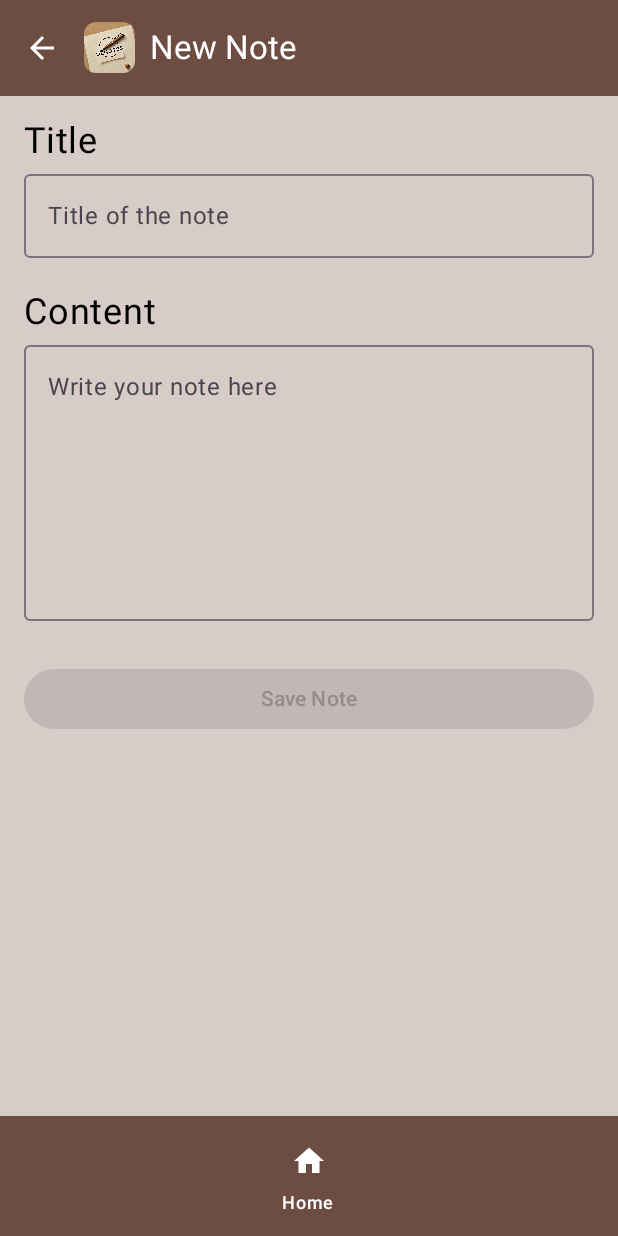
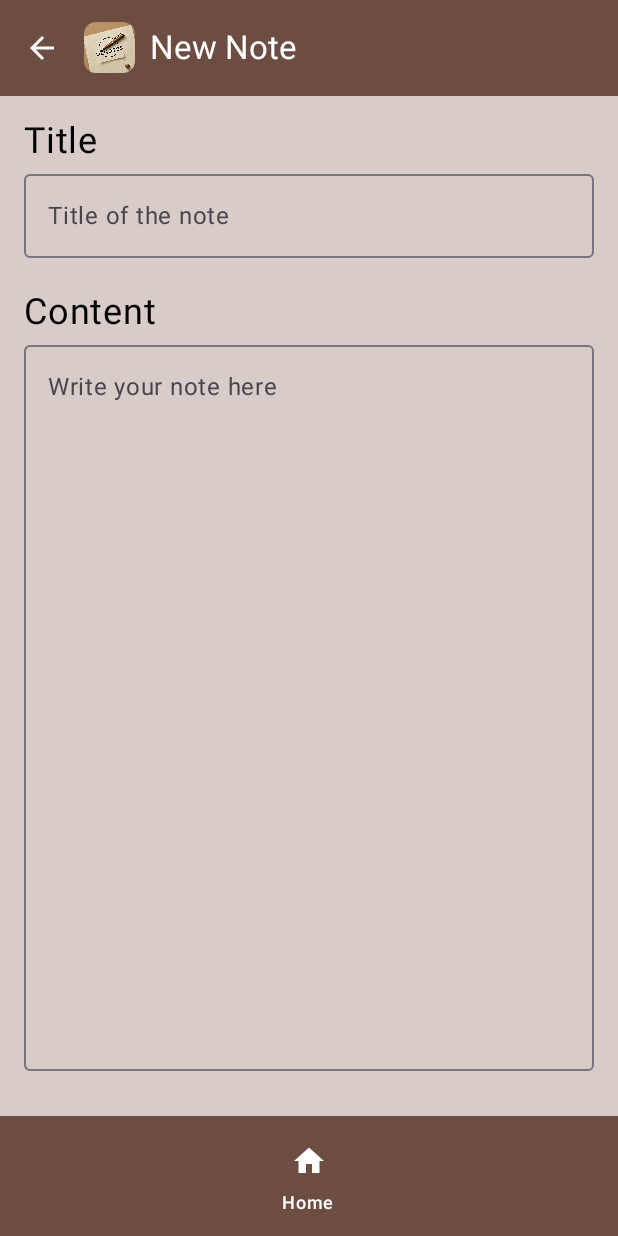
Before and after one commit to DenzelGitonga007/Learning-Kotlin-02, an Android app built with Jetpack Compose: the screen it shows after launch (MainActivity), after a tap on "Add Note", on a phone screen of 412 x 824 dp. Run offline under Robolectric (Android 15) with nearby library versions, the phone set to English and light mode, and no system bars; our stand-ins replace Room's generated code.

Commit message:
add note working

```diff
--- a/DeNotes/app/build.gradle.kts
+++ b/DeNotes/app/build.gradle.kts
@@ -2,7 +2,7 @@ plugins {
     alias(libs.plugins.android.application)
     alias(libs.plugins.kotlin.android)
     alias(libs.plugins.kotlin.compose)
-    id("com.google.devtools.ksp") version "1.9.22-1.0.17" // ✅ Specify the KSP version
+    id("com.google.devtools.ksp") version "2.0.0-1.0.22" // Specify the KSP version
 }
 
 
@@ -30,8 +30,8 @@ android {
         }
     }
     compileOptions {
-        sourceCompatibility = JavaVersion.VERSION_1_8
-        targetCompatibility = JavaVersion.VERSION_1_8
+        sourceCompatibility = JavaVersion.VERSION_17
+        targetCompatibility = JavaVersion.VERSION_17
     }
     kotlinOptions {
         jvmTarget = "1.8"
--- /dev/null
+++ b/DeNotes/app/src/main/java/com/example/denotes/data/dao/NoteDao.kt
@@ -0,0 +1,30 @@
+package com.example.denotes.data.dao
+
+import androidx.room.Dao
+import androidx.room.Delete
+import androidx.room.Insert
+import androidx.room.OnConflictStrategy
+import androidx.room.Query
+import com.example.denotes.data.models.Note
+import kotlinx.coroutines.flow.Flow
+
+
+//Create the data access object for the db operations
+@Dao
+interface NoteDao {
+//    Insert a note into the db, and replace it if it exists
+    @Insert(onConflict = OnConflictStrategy.REPLACE)
+    suspend fun insertNote(note: Note)
+
+
+//    Delete a specific note
+    @Delete
+    suspend fun deleteNote(note: Note)
+
+//    Fetch all notes
+    @Query("SELECT * FROM notes ORDER BY timestamp DESC")
+
+    fun getAllNotes(): Flow<List<Note>> // returns  flow so UI updates in real-time
+
+
+}
--- /dev/null
+++ b/DeNotes/app/src/main/java/com/example/denotes/data/database/NoteDatabase.kt
@@ -0,0 +1,34 @@
+package com.example.denotes.data.database
+
+import android.content.Context
+import androidx.room.Database
+import androidx.room.Room
+import androidx.room.RoomDatabase
+import com.example.denotes.data.dao.NoteDao
+import com.example.denotes.data.models.Note
+
+// Defines the Room Database with Note as the only entity
+@Database(entities = [Note::class], version = 1, exportSchema = false)
+abstract class NoteDatabase : RoomDatabase() {
+
+    // Returns an instance of NoteDao
+    abstract fun noteDao(): NoteDao
+
+    companion object {
+        @Volatile
+        private var INSTANCE: NoteDatabase? = null
+
+        // Singleton pattern to ensure we only create one instance of the database
+        fun getDatabase(context: Context): NoteDatabase {
+            return INSTANCE ?: synchronized(this) {
+                val instance = Room.databaseBuilder(
+                    context.applicationContext,
+                    NoteDatabase::class.java,
+                    "note_database"
+                ).build()
+                INSTANCE = instance
+                instance
+            }
+        }
+    }
+}
--- /dev/null
+++ b/DeNotes/app/src/main/java/com/example/denotes/data/repository/NoteRepository.kt
@@ -0,0 +1,22 @@
+package com.example.denotes.data.repository
+
+import com.example.denotes.data.dao.NoteDao
+import com.example.denotes.data.models.Note
+import kotlinx.coroutines.flow.Flow
+
+// Repository to abstract data access from ViewModel
+class NoteRepository(private val noteDao: NoteDao) {
+
+    // Get all notes from the database
+    val allNotes: Flow<List<Note>> = noteDao.getAllNotes()
+
+    // Insert a new note
+    suspend fun insert(note: Note) {
+        noteDao.insertNote(note)
+    }
+
+    // Delete an existing note
+    suspend fun delete(note: Note) {
+        noteDao.deleteNote(note)
+    }
+}
--- /dev/null
+++ b/DeNotes/app/src/main/java/com/example/denotes/data/viewmodel/NoteViewModel.kt
@@ -0,0 +1,33 @@
+package com.example.denotes.ui.viewmodel
+
+import android.app.Application
+import androidx.lifecycle.AndroidViewModel
+import androidx.lifecycle.viewModelScope
+import com.example.denotes.data.database.NoteDatabase
+import com.example.denotes.data.models.Note
+import com.example.denotes.data.repository.NoteRepository
+import kotlinx.coroutines.launch
+import kotlinx.coroutines.flow.Flow
+
+// ViewModel to handle UI logic and interact with Room Database
+class NoteViewModel(application: Application) : AndroidViewModel(application) {
+
+    private val repository: NoteRepository
+    val allNotes: Flow<List<Note>> // Live list of notes
+
+    init {
+        val noteDao = NoteDatabase.getDatabase(application).noteDao()
+        repository = NoteRepository(noteDao)
+        allNotes = repository.allNotes
+    }
+
+    // Function to add a new note
+    fun insert(note: Note) = viewModelScope.launch {
+        repository.insert(note)
+    }
+
+    // Function to delete a note
+    fun delete(note: Note) = viewModelScope.launch {
+        repository.delete(note)
+    }
+}
--- a/DeNotes/app/src/main/java/com/example/denotes/ui/theme/screens/AddNoteScreen.kt
+++ b/DeNotes/app/src/main/java/com/example/denotes/ui/theme/screens/AddNoteScreen.kt
@@ -1,28 +1,27 @@
 package com.example.denotes.ui.theme.screens
 
 import androidx.compose.foundation.layout.*
-import androidx.compose.foundation.text.BasicTextField
 import androidx.compose.foundation.text.KeyboardActions
 import androidx.compose.foundation.text.KeyboardOptions
 import androidx.compose.material3.*
 import androidx.compose.runtime.*
 import androidx.compose.ui.Modifier
-import androidx.compose.ui.graphics.Color
-import androidx.compose.ui.text.TextStyle
 import androidx.compose.ui.text.input.ImeAction
 import androidx.compose.ui.tooling.preview.Preview
 import androidx.compose.ui.unit.dp
 import androidx.compose.ui.unit.sp
+import androidx.lifecycle.viewmodel.compose.viewModel
 import androidx.navigation.NavHostController
 import androidx.navigation.compose.rememberNavController
-import com.example.denotes.models.Note
+import com.example.denotes.data.models.Note
 import com.example.denotes.navigation.ROUTE_HOME
 import com.example.denotes.ui.theme.DeNotesTheme
 import com.example.denotes.ui.theme.common.CommonScaffold
+import com.example.denotes.ui.viewmodel.NoteViewModel
 import java.util.*
 
 @Composable
-fun AddNoteScreen(navController: NavHostController) {
+fun AddNoteScreen(navController: NavHostController, viewModel: NoteViewModel = viewModel()) {
 
     // Declare mutable states for title and content
     var title by remember { mutableStateOf("") }
@@ -73,12 +72,10 @@ fun AddNoteScreen(navController: NavHostController) {
                 value = content,
                 onValueChange = { content = it },
                 placeholder = { Text(text = "Write your note here") },
-//                textStyle = MaterialTheme.typography.bodyLarge.copy(color = Color.Black),
-                keyboardOptions = KeyboardOptions(imeAction = ImeAction.Done),
-                keyboardActions = KeyboardActions { /* Hide Keyboard */ },
+                keyboardOptions = KeyboardOptions(imeAction = ImeAction.Default), // when hit enter, it goes to the next line
                 modifier = Modifier
                     .fillMaxWidth()
-                    .height(200.dp)
+                    .height(500.dp)
                     .padding(vertical = 8.dp)
             )
 
@@ -89,11 +86,12 @@ fun AddNoteScreen(navController: NavHostController) {
                 onClick = {
                     if (title.isNotBlank() && content.isNotBlank()) {
                         val newNote = Note(
-                            id = UUID.randomUUID().toString(), // Generate a proper UUID
+                            // id will be autogenerated by room
                             title = title,
                             content = content
                         )
                         // TODO: Save the note to the database or state management
+                        viewModel.insert(Note(title = title, content = content ))
                         navController.navigate(ROUTE_HOME) // Navigate back to home after saving
                     }
                 },
--- a/DeNotes/app/src/main/java/com/example/denotes/ui/theme/screens/HomeScreen.kt
+++ b/DeNotes/app/src/main/java/com/example/denotes/ui/theme/screens/HomeScreen.kt
@@ -1,31 +1,36 @@
 package com.example.denotes.ui.theme.screens.home
 
 import androidx.compose.foundation.layout.*
+import androidx.compose.foundation.lazy.LazyColumn
 import androidx.compose.material.icons.Icons
 import androidx.compose.material.icons.filled.Add
-import androidx.compose.material3.FloatingActionButton
-import androidx.compose.material3.Icon
-import androidx.compose.material3.Text
+import androidx.compose.material3.*
 import androidx.compose.runtime.Composable
+import androidx.compose.runtime.collectAsState
+import androidx.compose.runtime.getValue
 import androidx.compose.ui.Modifier
-import androidx.compose.ui.graphics.vector.ImageVector
+import androidx.compose.ui.graphics.Color
 import androidx.compose.ui.tooling.preview.Preview
 import androidx.compose.ui.unit.dp
+import androidx.compose.ui.unit.sp
+import androidx.lifecycle.viewmodel.compose.viewModel
 import androidx.navigation.NavHostController
 import androidx.navigation.compose.rememberNavController
 import com.example.denotes.navigation.ROUTE_ADD_NOTE
-import com.example.denotes.ui.theme.DeNotesTheme
 import com.example.denotes.ui.theme.common.CommonScaffold
+import com.example.denotes.ui.viewmodel.NoteViewModel
+import kotlin.random.Random
 
 @Composable
-fun HomeScreen(navController: NavHostController) {
+fun HomeScreen(navController: NavHostController, viewModel: NoteViewModel = viewModel()) {
+    val notes by viewModel.allNotes.collectAsState(initial = emptyList())
+
     CommonScaffold(
-        title = "DeNotes", // Title for Top Bar
-        navController = navController, // Navigation Controller
-//        Button to add notes
+        title = "DeNotes",
+        navController = navController,
         floatingActionButton = {
             FloatingActionButton(onClick = {
-                navController.navigate(ROUTE_ADD_NOTE) // go to add note screen
+                navController.navigate(ROUTE_ADD_NOTE)
             }) {
                 Icon(Icons.Default.Add, contentDescription = "Add Note")
             }
@@ -35,19 +40,42 @@ fun HomeScreen(navController: NavHostController) {
             modifier = Modifier
                 .fillMaxSize()
                 .padding(padding)
-                .padding(16.dp) // Add spacing
+                .padding(16.dp)
         ) {
-            Text(text = "Welcome to DeNotes!")
+            LazyColumn {
+                items(notes.size) { index ->
+                    val backgroundColor = getRandomColor(index)
+                    Card(
+                        modifier = Modifier
+                            .fillMaxWidth()
+                            .padding(8.dp),
+                        colors = CardDefaults.cardColors(containerColor = backgroundColor)
+                    ) {
+                        Column(modifier = Modifier.padding(16.dp)) {
+                            Text(text = notes[index].title, fontSize = 20.sp)
+                            Spacer(modifier = Modifier.height(4.dp))
+                            Text(text = notes[index].content, fontSize = 16.sp)
+                        }
+                    }
+                }
+            }
         }
     }
 }
 
-
+fun getRandomColor(index: Int): Color {
+    val colors = listOf(
+        Color(0xFFFFEB3B), // Yellow
+        Color(0xFF8BC34A), // Green
+        Color(0xFFFF5722), // Orange
+        Color(0xFF03A9F4), // Blue
+        Color(0xFF9C27B0)  // Purple
+    )
+    return colors[index % colors.size]
+}
 
 @Composable
 @Preview(showBackground = true)
-fun HomeScreenPreview(){
-    DeNotesTheme {
-        HomeScreen(navController = rememberNavController())
-    }
+fun HomeScreenPreview() {
+    HomeScreen(navController = rememberNavController())
 }
--- a/DeNotes/build.gradle.kts
+++ b/DeNotes/build.gradle.kts
@@ -5,4 +5,6 @@ plugins {
     alias(libs.plugins.kotlin.compose) apply false
 //    For room db-- kapt
 //    id("kotlin-kapt")
+//    kotlin("jvm") version "1.9.0" // Example Kotlin version
+
 }
```
Also changed, not shown: DeNotes/app/src/main/java/com/example/denotes/data/models/Note.kt (added, +20 -0 lines), DeNotes/app/src/main/java/com/example/denotes/models/Note.kt (deleted, +0 -18 lines).
